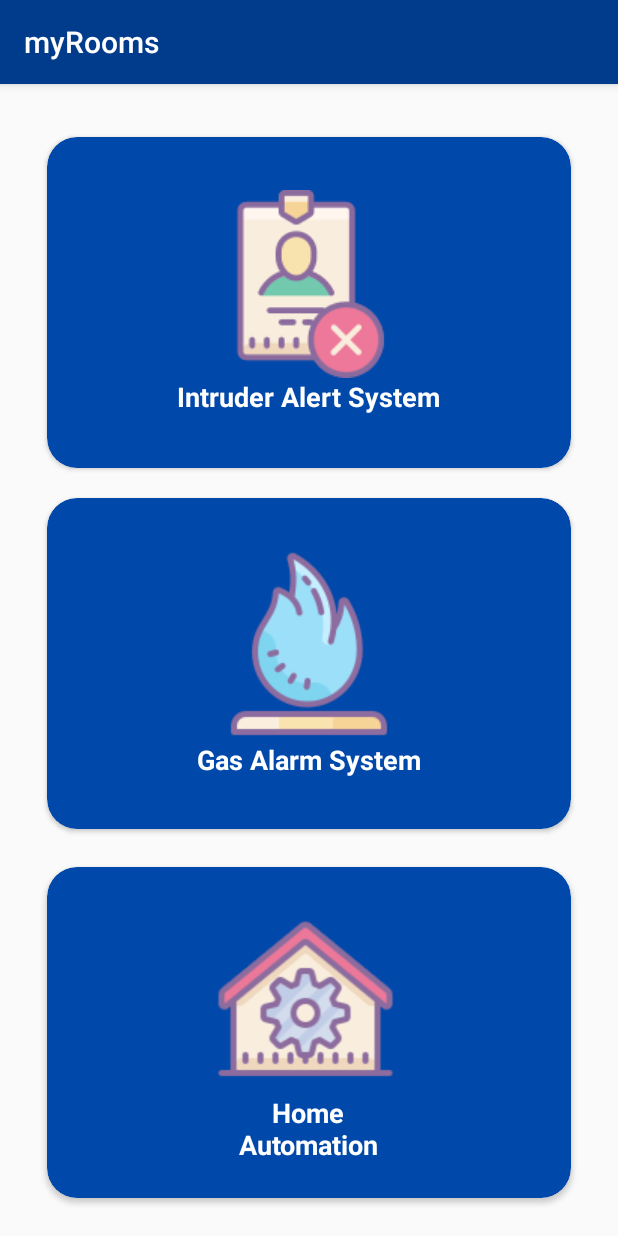
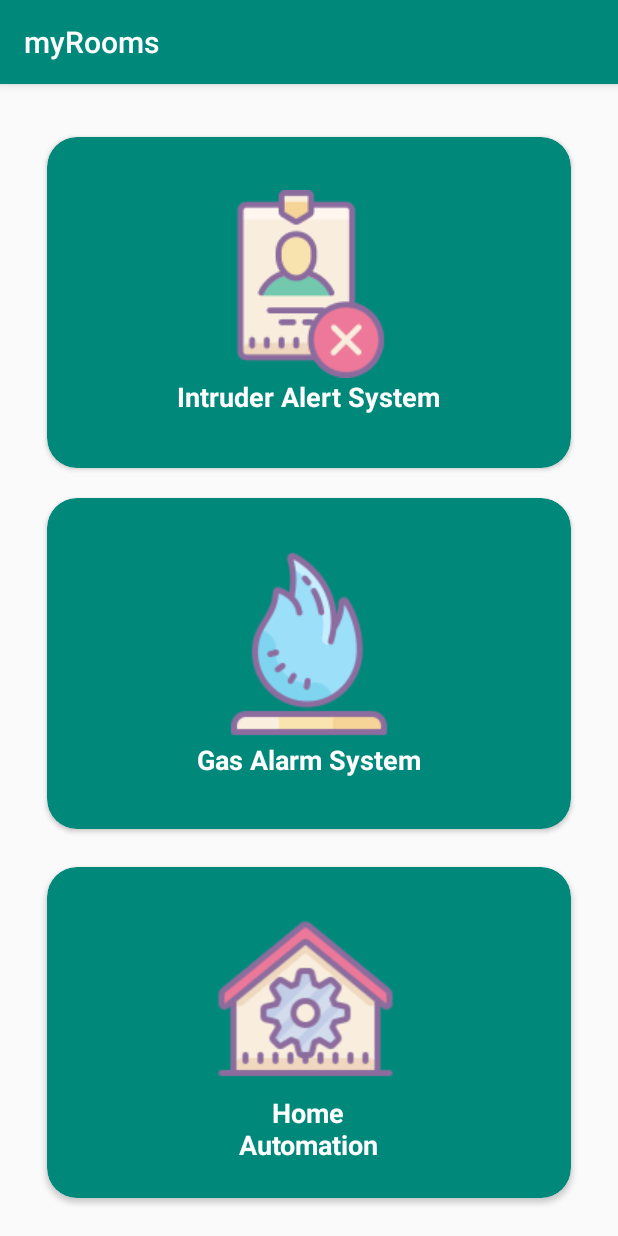
Before and after one commit to VladVasiljev/myRooms, an Android app: the screen it shows after launch (MainActivity), on a phone screen of 412 x 824 dp. Run offline under Robolectric (Android 15) with nearby library versions, the phone set to English and light mode, and no system bars.

Commit message:
changed colours

```diff
--- a/app/src/main/res/values/colors.xml
+++ b/app/src/main/res/values/colors.xml
@@ -1,9 +1,9 @@
 <?xml version="1.0" encoding="utf-8"?>
 <resources>
-    <color name="colorPrimary">#003b8c</color>
-    <color name="colorPrimaryDark">#003b8c</color>
-    <color name="colorAccent">#FF4081</color>
-    <color name="magicBlue">#0048aa</color>
+    <color name="colorPrimary">#00897B</color>
+    <color name="colorPrimaryDark">#00897B</color>
+    <color name="colorAccent">#000000</color>
+    <color name="magicBlue">#00897B</color>
     <color name="snowWhite">#ffffff</color>
     <color name="darkNight">#000000</color>
     <color name="sexyRed">#C00000</color>
```
